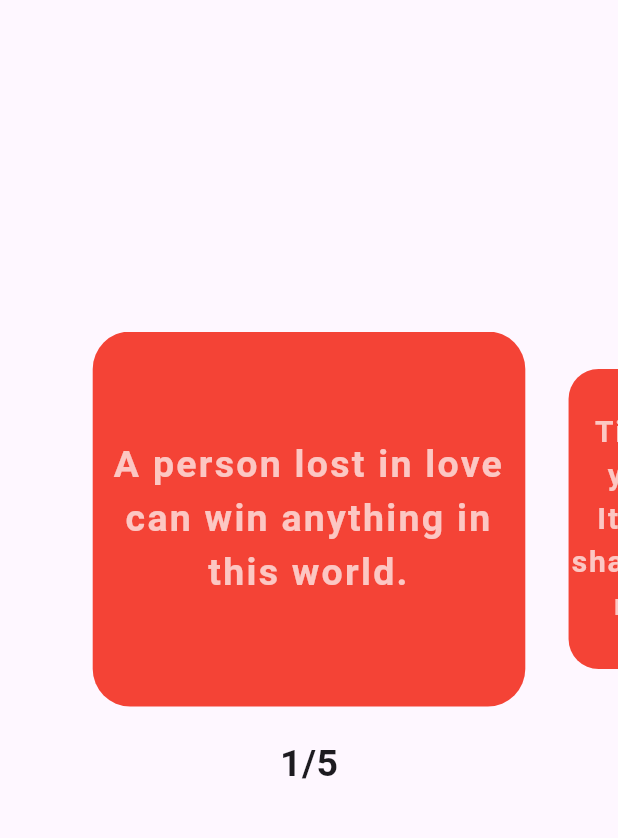
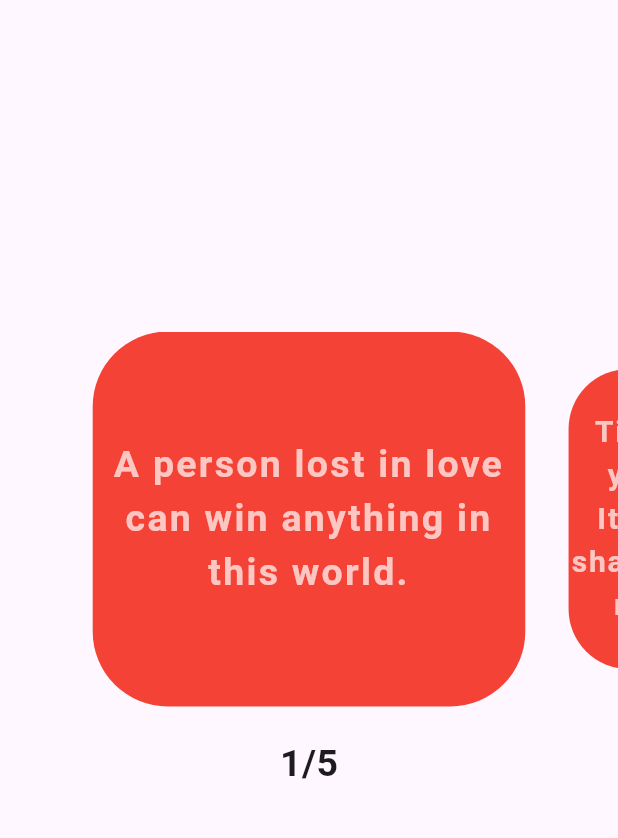
Before and after one commit to rajaganapathy1220/myProjects, a Flutter app: the PageViewImage screen opened directly, in the side drawer, after a tap on "Quotes Text", on a phone screen of 412 x 824 dp, the part 84-922 px from its top. Run offline on Flutter 3.47's test engine with Material 3 defaults, Android fonts, the phone set to English and light mode, and no system bars; our stand-ins replace share_plus; missing offline and left inert: dart:ffi.

Commit message:
final_commit

```diff
--- a/lib/app_data_image.dart
+++ b/lib/app_data_image.dart
@@ -4,7 +4,7 @@ class AppDataImage{
   AppDataImage(this.image);
 }
 List<AppDataImage> appDataImage=[
-  AppDataImage('images/wb_1.png'),
+  AppDataImage('images/1.png'),
   AppDataImage('images/wb_1.png'),
   AppDataImage('images/wb_1.png'),
   AppDataImage('images/wb_1.png'),
--- a/lib/display_image.dart
+++ b/lib/display_image.dart
@@ -12,11 +12,11 @@ class DisplayImage extends StatelessWidget {
       child: Container(
         width: 350,
         decoration: BoxDecoration(
-          borderRadius: BorderRadius.circular(25),
+          borderRadius: BorderRadius.circular(30),
           color: Colors.red,
           image: DecorationImage(
             image: AssetImage(appDataImage.image),
-            fit: BoxFit.cover,
+            fit: BoxFit.fill,
           ),
         ),
       ),
--- a/lib/display_text.dart
+++ b/lib/display_text.dart
@@ -12,7 +12,7 @@ class DisplayText extends StatelessWidget {
          width: 350,
         // height: 200,
        decoration: BoxDecoration(
-         borderRadius: BorderRadius.circular(25),
+         borderRadius: BorderRadius.circular(50),
          color: Colors.red,
 
        ),
--- a/lib/drawer_navigation.dart
+++ b/lib/drawer_navigation.dart
@@ -14,24 +14,25 @@ class DrawerNavigation extends StatefulWidget {
 class _DrawerNavigationState extends State<DrawerNavigation> {
   @override
   Widget build(BuildContext context) {
-    return
-      Drawer(
+    return Drawer(
       backgroundColor: Colors.red,
       child: ListView(
         children: [
           const UserAccountsDrawerHeader(
             decoration: BoxDecoration(
-              color: Colors.red
+              image: DecorationImage(
+                image: AssetImage('images/nature SK.png'),
+                fit: BoxFit.cover
+              ),
             ),
             accountName: Text('Author Quotes'),
             accountEmail: Text('Version1.0.0'),
             currentAccountPicture: CircleAvatar(
-
-             // child: ClipOval(
-             //  child: Image(
-                backgroundImage: AssetImage('images/sudeep.png'),
-              ),
-              ),
+              // child: ClipOval(
+              //  child: Image(
+              backgroundImage: AssetImage('images/sudeep.png'),
+            ),
+          ),
           //   ),
           // ),
           ListTile(
@@ -82,8 +83,8 @@ class _DrawerNavigationState extends State<DrawerNavigation> {
               ),
             ),
             onTap: () {
-              Navigator.of(context).push(
-                  MaterialPageRoute(builder: (context) => MyProfile()));
+              Navigator.of(context)
+                  .push(MaterialPageRoute(builder: (context) => MyProfile()));
             },
           ),
         ],
--- a/lib/main.dart
+++ b/lib/main.dart
@@ -1,5 +1,6 @@
 import 'package:flutter/material.dart';
 import 'package:flutterapps/company_profile.dart';
+import 'package:flutterapps/drawer_navigation.dart';
 import 'package:flutterapps/my_profile.dart';
 import 'package:flutterapps/page_view_image.dart';
 import 'package:flutterapps/page_view_text.dart';
--- a/lib/page_view_image.dart
+++ b/lib/page_view_image.dart
@@ -1,5 +1,5 @@
 import 'dart:io';
-import 'dart:js_util';
+
 
 import 'package:flutter/material.dart';
 import 'package:flutter/services.dart';
```
Also changed, not shown: images/1.png (added), images/SK1.jpg (added), images/nature SK.png (added).
